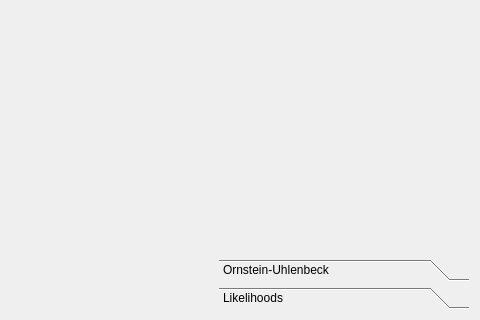
First picture: the form in Tools/ToolStochasticityInspector/qtstochasticityinspectormaindialog.ui, repository richelbilderbeek/ProjectRichelBilderbeek, before the edit; both pictures show x 515 to 995 and y 328 to 648 of the 995 by 648 pixel window.
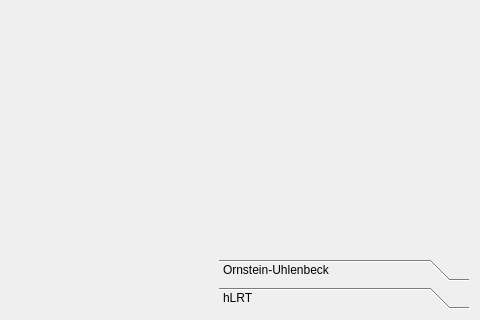
Second picture: the form after the edit. The open tabs and pages were chosen to show the change. Custom widgets are drawn as their Qt base class.

```diff
--- a/Tools/ToolStochasticityInspector/qtstochasticityinspectormaindialog.ui
+++ b/Tools/ToolStochasticityInspector/qtstochasticityinspectormaindialog.ui
@@ -123,7 +123,10 @@
        </rect>
       </property>
       <attribute name="label">
-       <string>Likelihoods</string>
+       <string>hLRT</string>
+      </attribute>
+      <attribute name="toolTip">
+       <string>Hierarchical Likelihood Ratio Test</string>
       </attribute>
      </widget>
     </widget>
```
Left out of the diff: 18 changed lines with no effect on the pictures.
